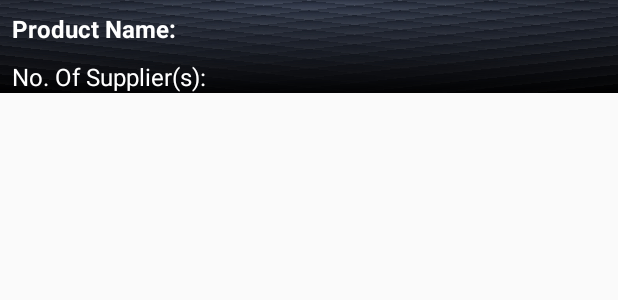
After one commit to chemical-safety-international/InfosafeCSI-onMove-Android-, an Android app: the layout checkbeforeyoupurchase_productnameitem.xml on its own in the app's theme, with its tools: preview values and no code run, on a phone screen of 412 x 824 dp. The commit adds this screen. Shown: the top 300 px of the screen. Run offline under Robolectric (Android 15) with nearby library versions, the phone set to English and light mode, and no system bars.

Commit message:
Update search page with Check Before You Purchase search function, add new page product name result page with no of supplier. search and default sorting function added into product name result page.

```diff
--- a/InfosafeCSIonMoveAndroid/app/src/main/AndroidManifest.xml
+++ b/InfosafeCSIonMoveAndroid/app/src/main/AndroidManifest.xml
@@ -25,7 +25,8 @@
         android:supportsRtl="true"
         android:theme="@style/AppTheme"
         android:usesCleartextTraffic="true">
-        <activity android:name=".MultipleClientAC"></activity>
+        <activity android:name=".CheckBeforeYouPurchaseProductNameTableAC"></activity>
+        <activity android:name=".MultipleClientAC" />
         <activity android:name=".OTACodeAC" />
         <activity android:name=".CheckEmailAC" />
         <activity android:name=".Entities.clientSelectItem" />
--- a/InfosafeCSIonMoveAndroid/app/src/main/java/com/chemicalsafety/infosafecsi_onmoveandroid/Entities/searchVar.java
+++ b/InfosafeCSIonMoveAndroid/app/src/main/java/com/chemicalsafety/infosafecsi_onmoveandroid/Entities/searchVar.java
@@ -7,6 +7,6 @@ public class searchVar {
     public static String pcodeInput;
     public static String barcodeInput;
 
-
+    public static Boolean checkBeforeYouPurchaseSwitchStatus = false;
 
 }
--- a/InfosafeCSIonMoveAndroid/app/src/main/java/com/chemicalsafety/infosafecsi_onmoveandroid/LoginPageAC.java
+++ b/InfosafeCSIonMoveAndroid/app/src/main/java/com/chemicalsafety/infosafecsi_onmoveandroid/LoginPageAC.java
@@ -56,9 +56,10 @@ public class LoginPageAC extends AppCompatActivity {
         if (UserInfoStoredFunction.getStatus(this, loginVar.clientid)) {
 
             setRememberValues();
-        } else {
-            loginLogo.setImageResource(R.drawable.csi_logo);
         }
+//        else {
+//            loginLogo.setImageResource(R.drawable.csi_logo);
+//        }
 
 //        email.setOnFocusChangeListener(focusListener);
 //        password.setOnFocusChangeListener(focusListener);
--- a/InfosafeCSIonMoveAndroid/app/src/main/java/com/chemicalsafety/infosafecsi_onmoveandroid/SearchTableAdapter.java
+++ b/InfosafeCSIonMoveAndroid/app/src/main/java/com/chemicalsafety/infosafecsi_onmoveandroid/SearchTableAdapter.java
@@ -46,7 +46,7 @@ public class SearchTableAdapter extends RecyclerView.Adapter<SearchTableAdapter.
         SearchTableViewHolder(@NonNull View itemView) {
 
             super(itemView);
-            pnameA = itemView.findViewById(R.id.pname);
+            pnameA = itemView.findViewById(R.id.productName);
             countryA = itemView.findViewById(R.id.country);
             supplierA = itemView.findViewById(R.id.supplier);
             unnoA = itemView.findViewById(R.id.unv);
--- a/InfosafeCSIonMoveAndroid/app/src/main/java/com/chemicalsafety/infosafecsi_onmoveandroid/csiwcf/csiWCF_VM.java
+++ b/InfosafeCSIonMoveAndroid/app/src/main/java/com/chemicalsafety/infosafecsi_onmoveandroid/csiwcf/csiWCF_VM.java
@@ -3,6 +3,7 @@ package com.chemicalsafety.infosafecsi_onmoveandroid.csiwcf;
 import android.util.Log;
 
 import com.chemicalsafety.infosafecsi_onmoveandroid.Entities.SearchTableItem;
+import com.chemicalsafety.infosafecsi_onmoveandroid.Entities.checkBeforeYouPurchaseProductNameItem;
 import com.chemicalsafety.infosafecsi_onmoveandroid.Entities.loginVar;
 import com.chemicalsafety.infosafecsi_onmoveandroid.Entities.loginVarMulti;
 import com.chemicalsafety.infosafecsi_onmoveandroid.Entities.previewFAIDVar;
@@ -180,6 +181,9 @@ public class csiWCF_VM {
         String advanced;
         String type = "2";
         String singleValue = null;
+
+        checkBeforeYouPurchaseProductNameItem.tableList.clear();
+        searchItemList.tableList.clear();
 
         try {
             //create JSON send values
@@ -460,6 +464,7 @@ public class csiWCF_VM {
 
                 return false;
             } else {
+                checkBeforeYouPurchaseProductNameItem.tableList = searchItemList.tableList;
                 searchItemList.sdsnoArray = Arrays.copyOf(sdsnoArray1,sdsnoArray1.length);
                 return true;
             }
--- /dev/null
+++ b/InfosafeCSIonMoveAndroid/app/src/main/res/drawable/switch_thumb_selector.xml
@@ -0,0 +1,6 @@
+<?xml version="1.0" encoding="utf-8"?>
+
+<selector xmlns:android="http://schemas.android.com/apk/res/android">
+    <item android:color="@color/colorOrange" android:state_checked="true"/>
+    <item android:color="@android:color/white" android:state_checked="false"/>
+</selector>
--- /dev/null
+++ b/InfosafeCSIonMoveAndroid/app/src/main/res/layout/checkbeforeyoupurchase_productnameitem.xml
@@ -0,0 +1,76 @@
+<?xml version="1.0" encoding="utf-8"?>
+<androidx.constraintlayout.widget.ConstraintLayout xmlns:android="http://schemas.android.com/apk/res/android"
+    xmlns:app="http://schemas.android.com/apk/res-auto"
+    xmlns:tools="http://schemas.android.com/tools"
+    android:id="@+id/RecycView"
+    android:layout_width="match_parent"
+    android:layout_height="wrap_content">
+
+
+    <ImageView
+        android:id="@+id/imageView2"
+        android:layout_width="match_parent"
+        android:layout_height="15dp"
+        android:background="@android:color/transparent"
+        app:layout_constraintEnd_toStartOf="parent"
+        app:layout_constraintHorizontal_bias="0.0"
+        app:layout_constraintStart_toStartOf="parent"
+        app:layout_constraintTop_toBottomOf="@+id/checkBeforeYouPurchaseProductNameCardView" />
+
+    <androidx.cardview.widget.CardView
+        android:id="@+id/checkBeforeYouPurchaseProductNameCardView"
+        android:layout_width="match_parent"
+        android:layout_height="wrap_content"
+
+        app:cardCornerRadius="4dp"
+        app:layout_constraintTop_toTopOf="@+id/RecycView">
+
+        <androidx.constraintlayout.widget.ConstraintLayout
+            android:layout_width="match_parent"
+            android:layout_height="wrap_content"
+            android:background="@drawable/card">
+
+            <!--            app:srcCompat="@drawable/ghs07" />-->
+
+            <!--            app:srcCompat="@drawable/ghs06" />-->
+
+            <!--            app:srcCompat="@drawable/ghs05" />-->
+
+            <!--            app:srcCompat="@drawable/ghs08" />-->
+
+            <!--            app:srcCompat="@drawable/ghs04" />-->
+
+            <TextView
+                android:id="@+id/checkBeforeYouPurchaseNoOfSupplier"
+                android:layout_width="0dp"
+                android:layout_height="wrap_content"
+                android:layout_marginTop="10dp"
+                android:text="@string/cbyp_noofsupplier"
+                android:textColor="@android:color/white"
+                android:textSize="16sp"
+                app:layout_constraintStart_toStartOf="@+id/checkBeforeYouPurchaseProductName"
+                app:layout_constraintTop_toBottomOf="@+id/checkBeforeYouPurchaseProductName" />
+
+            <TextView
+                android:id="@+id/checkBeforeYouPurchaseProductName"
+                android:layout_width="0dp"
+                android:layout_height="wrap_content"
+                android:layout_marginStart="8dp"
+                android:layout_marginLeft="8dp"
+                android:layout_marginTop="8dp"
+                android:layout_marginEnd="10dp"
+                android:layout_marginRight="10dp"
+                android:text="@string/cbyp_productname"
+                android:textColor="@android:color/white"
+                android:textSize="16sp"
+                android:textStyle="bold"
+                app:layout_constraintEnd_toEndOf="parent"
+                app:layout_constraintStart_toStartOf="parent"
+                app:layout_constraintTop_toTopOf="parent" />
+
+
+        </androidx.constraintlayout.widget.ConstraintLayout>
+
+    </androidx.cardview.widget.CardView>
+
+</androidx.constraintlayout.widget.ConstraintLayout>
--- a/InfosafeCSIonMoveAndroid/app/src/main/res/layout/multipleclienttable_item.xml
+++ b/InfosafeCSIonMoveAndroid/app/src/main/res/layout/multipleclienttable_item.xml
@@ -33,6 +33,7 @@
             android:layout_height="20dp"
             android:background="@android:color/transparent"
             app:layout_constraintEnd_toStartOf="parent"
+            app:layout_constraintHorizontal_bias="0.0"
             app:layout_constraintStart_toStartOf="parent"
             app:layout_constraintTop_toBottomOf="@+id/clientNameTextView" />
 
--- a/InfosafeCSIonMoveAndroid/app/src/main/res/values/strings.xml
+++ b/InfosafeCSIonMoveAndroid/app/src/main/res/values/strings.xml
@@ -42,6 +42,8 @@
     <string name="search_barcode">Barcode</string>
     <string name="search_button">Search</string>
     <string name="search_barcodeTitle">Scan barcode to search</string>
+    <string name="search_companyLogo"> Company Logo</string>
+    <string name="search_checkbeforeyoupurchase">Check Before You Purchase: </string>
 
     // Search Table page texts
     <string name="table_pname">Product Name</string>
@@ -63,6 +65,13 @@
     <string name="table_notifiy">All data has been loaded.</string>
     <string name="table_viewdetailsbtn">View Details</string>
     <string name="table_toolbartitle">Search Result</string>
+
+    // Check Before You Purchase Product name table page texts
+    <string name="cbyp_toobartitle">Search Result</string>
+    <string name="cbyp_sortbutton">Sort</string>
+    <string name="cbyp_searchbar">Search Product Name</string>
+    <string name="cbyp_noofsupplier">No. Of Supplier(s): </string>
+    <string name="cbyp_productname">Product Name: </string>
 
     //SDSView main page texts
     <string name="sdsm_sdsbtn">SDS</string>
```
Also changed, not shown: InfosafeCSIonMoveAndroid/app/src/main/java/com/chemicalsafety/infosafecsi_onmoveandroid/CheckBeforeYouPurchaseProductNameTableAC.java (added, +159 -0 lines), InfosafeCSIonMoveAndroid/app/src/main/java/com/chemicalsafety/infosafecsi_onmoveandroid/CheckBeforeYouPurchaseProductNameTableAdapter.java (added, +62 -0 lines), InfosafeCSIonMoveAndroid/app/src/main/java/com/chemicalsafety/infosafecsi_onmoveandroid/Entities/checkBeforeYouPurchaseProductNameItem.java (added, +28 -0 lines), InfosafeCSIonMoveAndroid/app/src/main/java/com/chemicalsafety/infosafecsi_onmoveandroid/SearchPageAC.java (+59 -6 lines), InfosafeCSIonMoveAndroid/app/src/main/res/drawable/switch_track_selector.xml (added, +8 -0 lines), InfosafeCSIonMoveAndroid/app/src/main/res/layout/activity_check_before_you_purchase_product_name_table_a_c.xml (added, +75 -0 lines), InfosafeCSIonMoveAndroid/app/src/main/res/layout/activity_search.xml (+49 -21 lines), InfosafeCSIonMoveAndroid/app/src/main/res/layout/searchtable_item.xml (+17 -14 lines), InfosafeCSIonMoveAndroid/app/src/main/java/com/chemicalsafety/infosafecsi_onmoveandroid/CheckEmailAC.java (line endings or trailing spaces).
